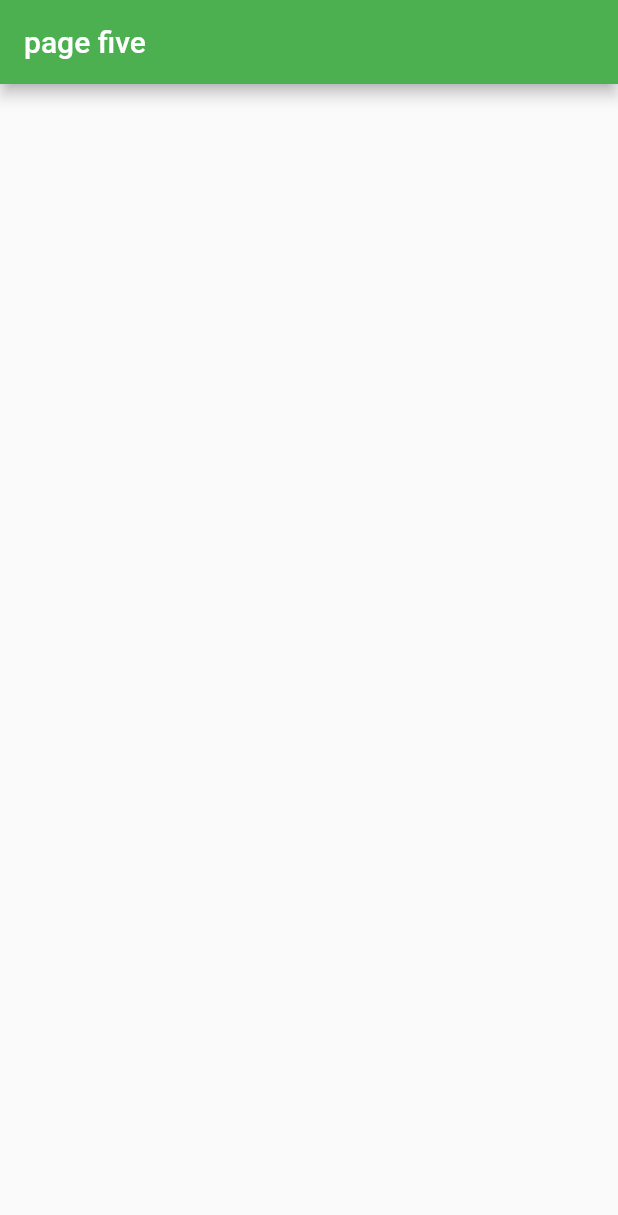
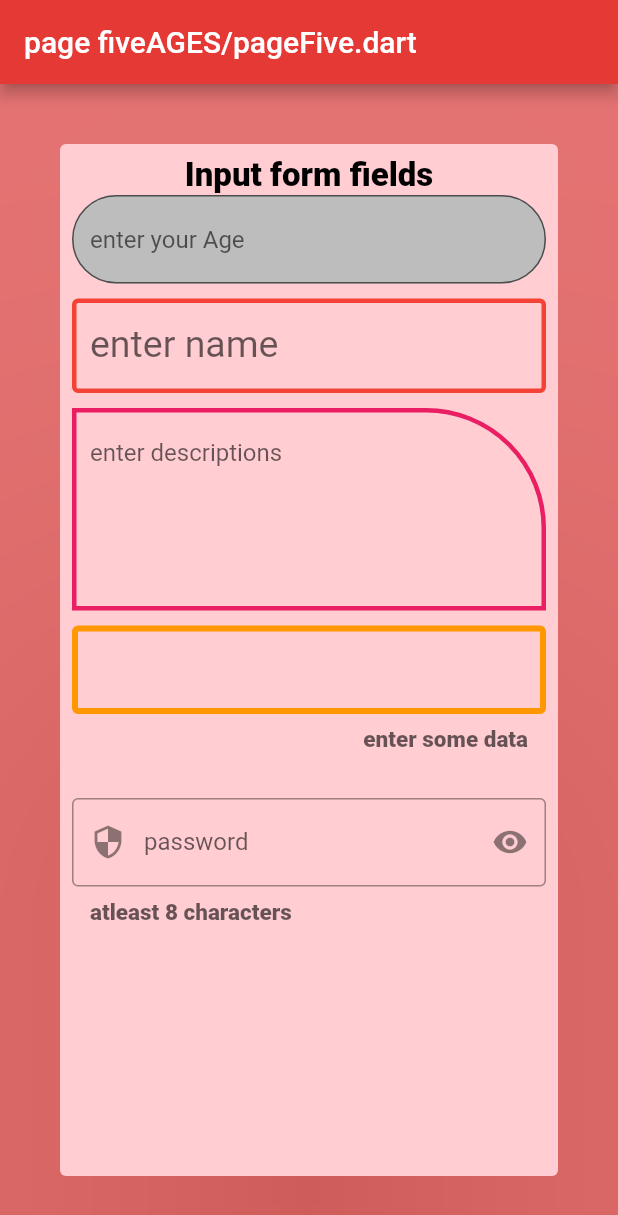
Before and after one commit to Abdullah6445/flutter_practice, a Flutter app: the screen it shows after launch, on a phone screen of 412 x 824 dp. Shown: the top 1215 px of the screen. Run offline on Flutter 3.47's test engine with Material 3 defaults, Android fonts, the phone set to English and light mode, and no system bars.

Commit message:
text form field completted

```diff
--- a/lib/PAGES/pageFive.dart
+++ b/lib/PAGES/pageFive.dart
@@ -12,7 +12,126 @@ class _pageFiveState extends State<pageFive> {
   Widget build(BuildContext context) {
     return Scaffold(
       appBar: AppBar(
-        title: Text("page five"),
+        backgroundColor: Colors.red.shade600,
+        title: Text("page fiveAGES/pageFive.dart"),
+      ),
+      // ignore: prefer_const_constructors
+      body: Container(
+        color: Colors.red.shade300,
+        height: double.infinity,
+        width: double.infinity,
+        child: Padding(
+          padding: const EdgeInsets.all(30.0),
+          child: Card(
+            elevation: 200,
+            shadowColor: Colors.red,
+            margin: EdgeInsets.all(10),
+            color: Colors.red.shade100,
+            child: Padding(
+              padding: const EdgeInsets.all(8.0),
+              child: SingleChildScrollView(
+                child: Column(
+                  children: [
+                    Text("Input form fields"),
+                    TextFormField(
+                      keyboardType: TextInputType.number,
+                      decoration: InputDecoration(
+                        fillColor: Colors.grey.shade400,
+                        filled: true,
+                        hintText: "enter your Age",
+                        border: OutlineInputBorder(
+                          borderRadius: BorderRadius.all(
+                            Radius.circular(100),
+                          ),
+                        ),
+                      ),
+                    ),
+                    SizedBox(
+                      height: 10,
+                    ),
+                    TextFormField(
+                      decoration: InputDecoration(
+                        hintText: "enter your name",
+                        hintStyle: TextStyle(fontSize: 20),
+                        labelText: "enter name",
+                        labelStyle: TextStyle(fontSize: 25),
+                        border: OutlineInputBorder(
+                          borderSide: BorderSide(color: Colors.red),
+                        ),
+                        enabledBorder: OutlineInputBorder(
+                            borderSide:
+                                BorderSide(color: Colors.red, width: 3)),
+                        // helperText: "atleast 10 characters",
+                        // hintStyle: TextStyle(fontSize: 30, color: Colors.green),
+                        // border: OutlineInputBorder(),
+                        // focusedBorder: OutlineInputBorder(),
+                        // disabledBorder: OutlineInputBorder(),
+                      ),
+                    ),
+                    SizedBox(
+                      height: 10,
+                    ),
+                    TextFormField(
+                      maxLines: 5,
+                      decoration: InputDecoration(
+                        hintText: "enter descriptions",
+                        border: OutlineInputBorder(
+                            borderRadius: BorderRadius.only(
+                              topRight: Radius.circular(60),
+                            ),
+                            borderSide: BorderSide(color: Colors.pink)),
+                        enabledBorder: OutlineInputBorder(
+                          borderRadius:
+                              BorderRadius.only(topRight: Radius.circular(80)),
+                          borderSide: BorderSide(color: Colors.pink, width: 3),
+                        ),
+                      ),
+                    ),
+                    SizedBox(
+                      height: 10,
+                    ),
+                    TextFormField(
+                      decoration: InputDecoration(
+                        counterText: "enter some data",
+                        counterStyle: TextStyle(fontSize: 15),
+                        border: OutlineInputBorder(
+                          borderSide: BorderSide(color: Colors.orange),
+                        ),
+                        enabledBorder: OutlineInputBorder(
+                          borderSide:
+                              BorderSide(color: Colors.orange, width: 4),
+                        ),
+                      ),
+                    ),
+                    SizedBox(
+                      height: 30,
+                    ),
+                    TextFormField(
+                      keyboardType: TextInputType.text,
+                      obscureText: true,
+                      decoration: InputDecoration(
+                        helperText: "atleast 8 characters",
+                        helperStyle: TextStyle(fontSize: 15),
+                        prefixIcon: Icon(Icons.security),
+                        suffixIcon: Icon(Icons.remove_red_eye),
+                        hintText: "enter your password",
+                        labelText: "password",
+                        focusedBorder: OutlineInputBorder(
+                          borderSide:
+                              BorderSide(color: Colors.purple, width: 3),
+                        ),
+                        border: OutlineInputBorder(
+                          borderSide:
+                              BorderSide(color: Colors.purple, width: 3),
+                        ),
+                      ),
+                    ),
+                  ],
+                ),
+              ),
+            ),
+          ),
+        ),
       ),
     );
   }
```
